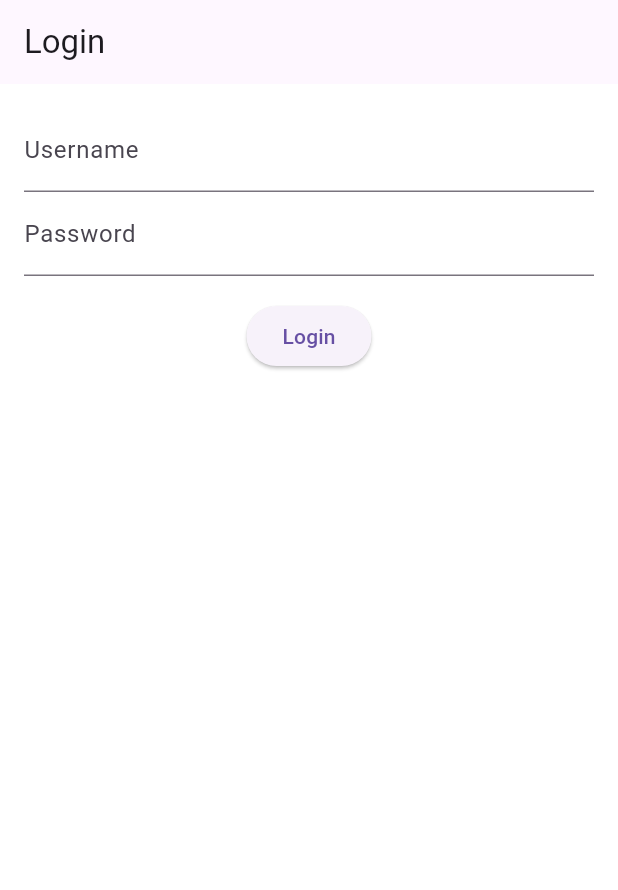
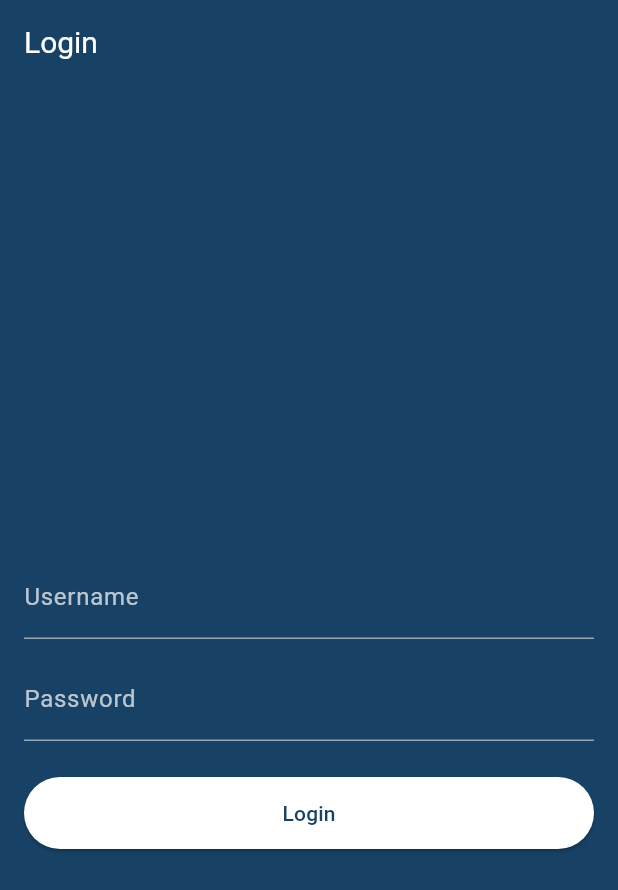
Before and after one commit to Fb14n/shift_schedule, a Flutter app: the screen it shows after launch, on a phone screen of 412 x 824 dp. Shown: the top 890 px of the screen. Run offline on Flutter 3.47's test engine with Material 3 defaults, Android fonts, the phone set to English and light mode, and no system bars; our stand-ins replace flutter_colorpicker, flutter_dotenv, flutter_secure_storage, go_router, material_symbols_icons, table_calendar.

Commit message:
updated login page

```diff
--- a/lib/login_page.dart
+++ b/lib/login_page.dart
@@ -4,6 +4,7 @@ import 'package:flutter/material.dart';
 import 'package:flutter_secure_storage/flutter_secure_storage.dart';
 import 'package:go_router/go_router.dart';
 import 'package:shift_schedule/services/api_service.dart';
+import 'package:shift_schedule/ui/themes/theme.dart';
 
 class LoginPage extends StatefulWidget {
   const LoginPage({super.key});
@@ -60,26 +61,72 @@ class _LoginPageState extends State<LoginPage> {
   @override
   Widget build(BuildContext context) {
     return Scaffold(
-      appBar: AppBar(title: const Text('Login')),
-      body: Padding(
+      backgroundColor: CHRONOSTheme.primary,
+      appBar: AppBar(
+        title: const Text('Login'),
+        backgroundColor: CHRONOSTheme.primary,
+        elevation: 0,
+        iconTheme: const IconThemeData(color: Colors.white),
+        titleTextStyle: const TextStyle(color: Colors.white, fontSize: 20),
+      ),
+      body: SingleChildScrollView(
+        child: ConstrainedBox(
+          constraints: BoxConstraints(
+            minHeight: MediaQuery.of(context).size.height,
+          ),
+          child: Center(
+            child: Padding(
               padding: const EdgeInsets.all(16.0),
               child: Column(
+                mainAxisSize: MainAxisSize.min,
                 children: [
                   TextField(
                     controller: _usernameController,
-              decoration: const InputDecoration(labelText: 'Username'),
+                    style: const TextStyle(color: Colors.white),
+                    decoration: const InputDecoration(
+                      labelText: 'Username',
+                      labelStyle: TextStyle(color: Colors.white70),
+                      enabledBorder: UnderlineInputBorder(
+                        borderSide: BorderSide(color: Colors.white54),
                       ),
+                      focusedBorder: UnderlineInputBorder(
+                        borderSide: BorderSide(color: Colors.white),
+                      ),
+                    ),
+                  ),
+                  const SizedBox(height: 12),
                   TextField(
                     controller: _passwordController,
-              decoration: const InputDecoration(labelText: 'Password'),
+                    style: const TextStyle(color: Colors.white),
+                    decoration: const InputDecoration(
+                      labelText: 'Password',
+                      labelStyle: TextStyle(color: Colors.white70),
+                      enabledBorder: UnderlineInputBorder(
+                        borderSide: BorderSide(color: Colors.white54),
+                      ),
+                      focusedBorder: UnderlineInputBorder(
+                        borderSide: BorderSide(color: Colors.white),
+                      ),
+                    ),
                     obscureText: true,
                   ),
-            const SizedBox(height: 16),
-            ElevatedButton(
+                  const SizedBox(height: 24),
+                  SizedBox(
+                    width: double.infinity,
+                    child: ElevatedButton(
                       onPressed: _login,
+                      style: ElevatedButton.styleFrom(
+                        backgroundColor: Colors.white,
+                        foregroundColor: CHRONOSTheme.primary,
+                        padding: const EdgeInsets.symmetric(vertical: 14),
+                      ),
                       child: const Text('Login'),
                     ),
+                  ),
                 ],
+              ),
+            ),
+          ),
         ),
       ),
     );
```
Lines whose indentation alone changed are shown as unchanged.
